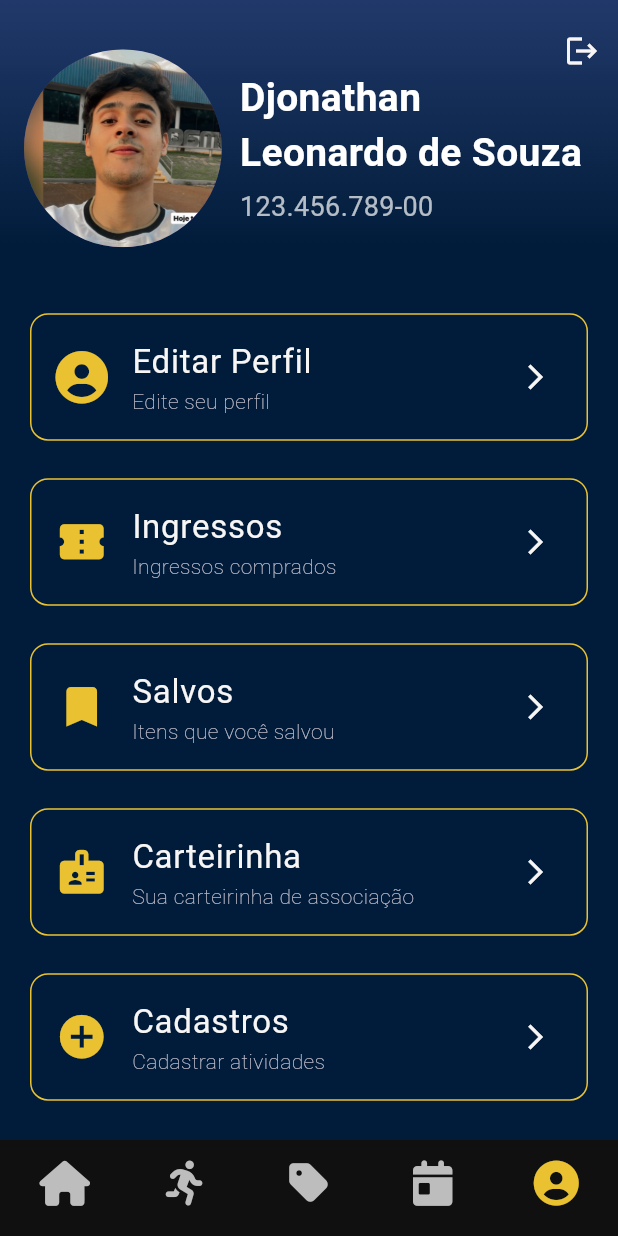
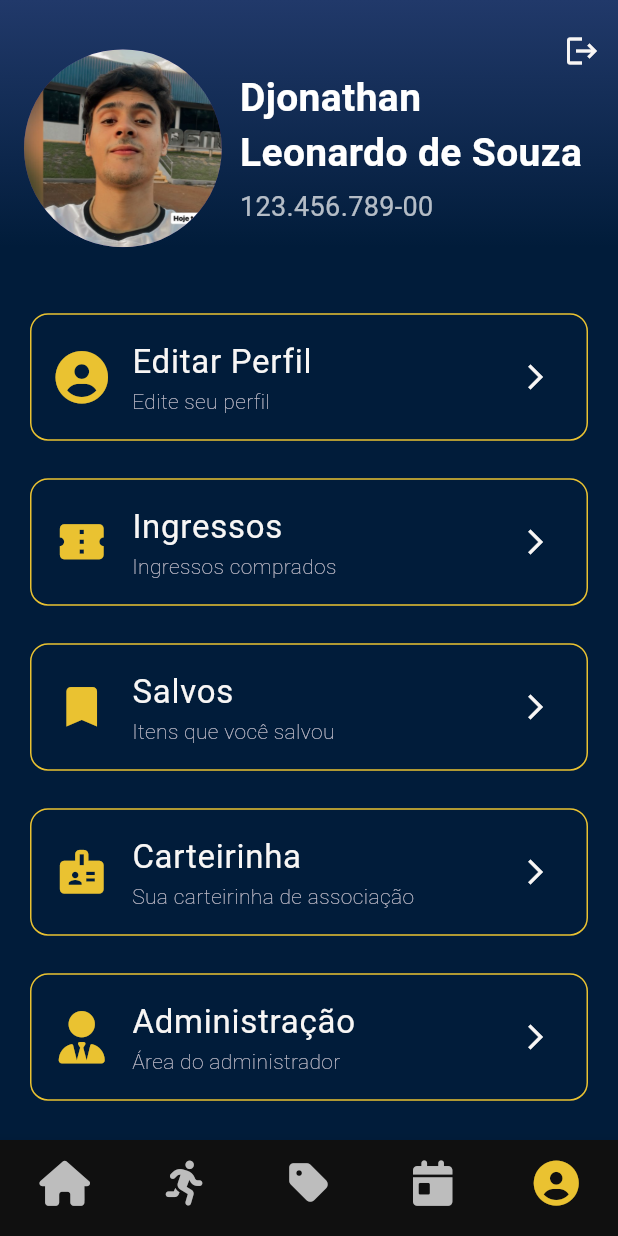
Before and after one commit to Biopark-Grupo-01/app-atletica, a Flutter app: the AccountSettingsScreen screen opened by its route, on a phone screen of 412 x 824 dp. Run offline on Flutter 3.47's test engine with Material 3 defaults, Android fonts, the phone set to English and light mode, and no system bars; our stand-ins replace carousel_slider, font_awesome_flutter, google_fonts, image_picker, mask_text_input_formatter, smooth_page_indicator; accounts and stored records are empty; network calls fail; key blocks and very long unbroken strings in the code were emptied for the run.

Commit message:
refactor: changed user model and membership card screen layout

```diff
--- a/lib/main.dart
+++ b/lib/main.dart
@@ -2,7 +2,7 @@ import 'package:app_atletica/screens/account/edit_profile_screen.dart';
 import 'package:app_atletica/screens/forms/profile_registration.dart';
 import 'package:app_atletica/screens/forms/trainings_registration.dart';
 import 'package:app_atletica/screens/account/account_settings_screen.dart';
-import 'package:app_atletica/screens/account/memberShipCard.dart';
+import 'package:app_atletica/screens/account/membershipCard.dart';
 import 'package:app_atletica/screens/account/tickets.dart';
 import 'package:app_atletica/screens/store/store_screen.dart';
 import 'package:app_atletica/screens/store/product.dart';
--- a/lib/screens/account/account_settings_screen.dart
+++ b/lib/screens/account/account_settings_screen.dart
@@ -1,10 +1,11 @@
 import 'package:app_atletica/screens/account/edit_profile_screen.dart';
+import 'package:app_atletica/screens/admin/admin_area.dart';
 import 'package:app_atletica/theme/app_colors.dart';
 import 'package:app_atletica/widgets/custom_bottom_nav_bar.dart';
 import 'package:app_atletica/widgets/menu_card.dart';
 import 'package:flutter/material.dart';
 
-import 'package:app_atletica/screens/account/memberShipCard.dart';
+import 'package:app_atletica/screens/account/membershipCard.dart';
 import 'package:app_atletica/screens/account/register/register_home.dart';
 import 'package:app_atletica/screens/account/tickets.dart';
 import 'package:app_atletica/screens/account/user_model.dart';
@@ -74,8 +75,8 @@ class _AccountSettingsScreenState extends State<AccountSettingsScreen> {
                                   radius:
                                       MediaQuery.of(context).size.height * 0.08,
                                   backgroundImage:
-                                      user!.avatarUrl.isNotEmpty
-                                          ? AssetImage(user!.avatarUrl)
+                                      user!.avatarUrl!.isNotEmpty
+                                          ? AssetImage(user!.avatarUrl!)
                                           : const AssetImage(
                                                 "assets/images/emblema.png",
                                               )
@@ -209,7 +210,7 @@ class _AccountSettingsScreenState extends State<AccountSettingsScreen> {
                         Navigator.push(
                           context,
                           MaterialPageRoute(
-                            builder: (context) => const MembershipCardScreen(),
+                            builder: (_) => MembershipCardScreen(user: user!),
                           ),
                         );
                       },
@@ -223,15 +224,14 @@ class _AccountSettingsScreenState extends State<AccountSettingsScreen> {
                       ),
                     if (user != null && user!.role == "admin")
                       MenuCard(
-                        icon: Icons.add_circle,
-                        title: "Cadastros",
-                        subtitle: "Cadastrar atividades",
+                        icon: FontAwesomeIcons.userTie,
+                        title: "Administração",
+                        subtitle: "Área do administrador",
                         onTap: () {
                           Navigator.push(
                             context,
                             MaterialPageRoute(
-                              builder:
-                                  (context) => const RegisterAccountScreen(),
+                              builder: (context) => const AdminArea(),
                             ),
                           );
                         },
--- a/lib/screens/account/edit_profile_screen.dart
+++ b/lib/screens/account/edit_profile_screen.dart
@@ -41,7 +41,7 @@ class _EditProfileScreenState extends State<EditProfileScreen> {
         nameController.text = user.name;
         cpfController.text = user.cpf!;
         emailController.text = user.email;
-        avatarUrl = user.avatarUrl;
+        avatarUrl = user.avatarUrl!;
         // phoneController.text = user.phone;
         // birthDateController.text = user.birthDate;
       });
--- a/lib/screens/account/user_model.dart
+++ b/lib/screens/account/user_model.dart
@@ -3,15 +3,19 @@ class UserModel {
   final String name;
   final String email;
   final String? cpf;
-  final String avatarUrl;
+  final String? avatarUrl;
   final String? role;
+  final int? registration;
+  final String? validUntil;
 
   UserModel({
     required this.id,
     required this.name,
     required this.email,
     this.cpf,
-    required this.avatarUrl,
+    this.avatarUrl,
     this.role,
+    this.registration,
+    this.validUntil,
   });
 }
--- a/pubspec.yaml
+++ b/pubspec.yaml
@@ -44,3 +44,7 @@ flutter:
     - assets/images/chaveiro.jpeg
     - assets/images/tatuagens_temporarias.jpeg
     - assets/images/selfieCarteirinha.png
+  fonts:
+    - family: Oswald
+      fonts:
+        - asset: assets/fonts/Oswald-VariableFont_wght.ttf
```
Also changed, not shown: lib/screens/account/memberShipCard.dart (+28 -67 lines), assets/fonts/Oswald-VariableFont_wght.ttf (added).
